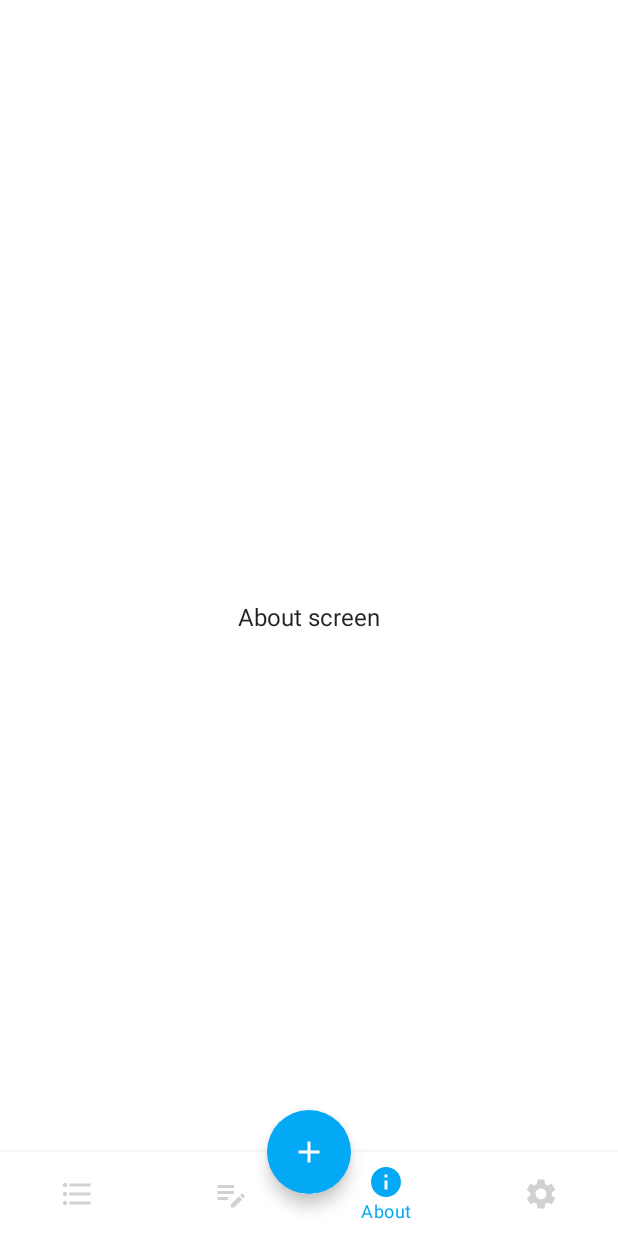
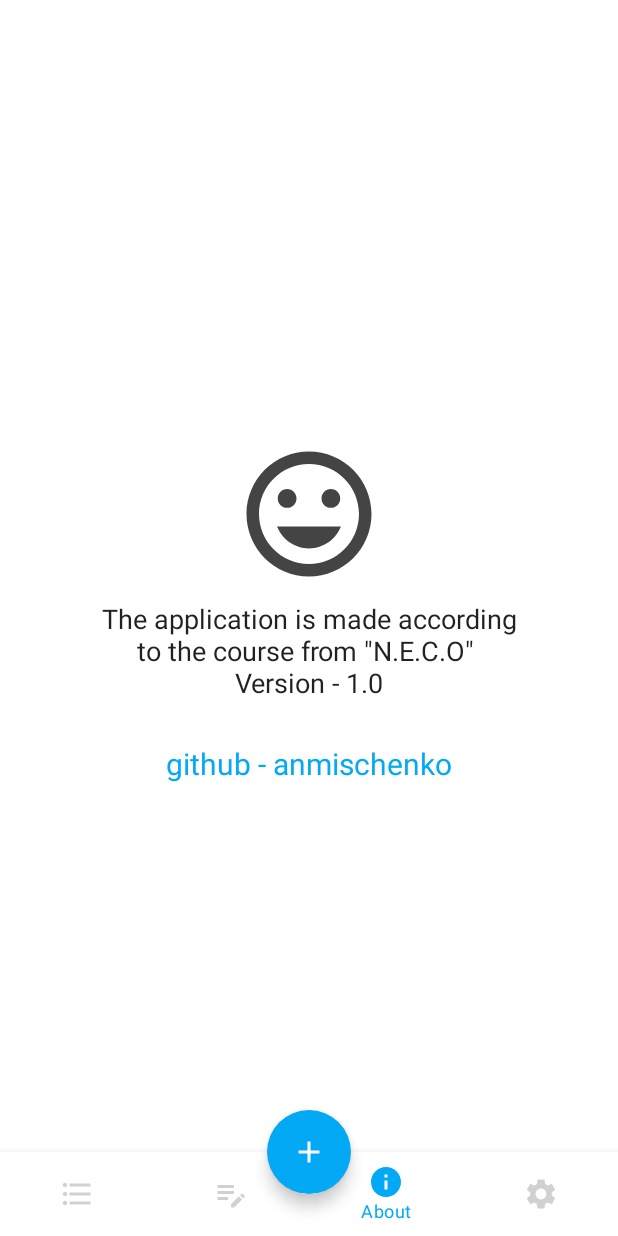
Before and after one commit to anmischenko/ShoppingList, an Android app built with Jetpack Compose: the AboutScreen screen opened through its navigation route, on a phone screen of 412 x 824 dp. Run offline under Robolectric (Android 15) with nearby library versions, the phone set to English and light mode, and no system bars; our stand-ins replace Dagger/Hilt's generated code.

Commit message:
Made note logic and Ui AboutScreen

```diff
--- a/app/src/main/java/com/example/shoppinglist/about_screen/AboutScreen.kt
+++ b/app/src/main/java/com/example/shoppinglist/about_screen/AboutScreen.kt
@@ -1,18 +1,60 @@
 package com.example.shoppinglist.about_screen
 
+import androidx.compose.foundation.clickable
+import androidx.compose.foundation.layout.Arrangement
+import androidx.compose.foundation.layout.Column
+import androidx.compose.foundation.layout.Spacer
 import androidx.compose.foundation.layout.fillMaxSize
-import androidx.compose.foundation.layout.wrapContentHeight
-import androidx.compose.foundation.layout.wrapContentWidth
+import androidx.compose.foundation.layout.height
+import androidx.compose.foundation.layout.padding
+import androidx.compose.foundation.layout.size
+import androidx.compose.material.Icon
 import androidx.compose.material.Text
 import androidx.compose.runtime.Composable
+import androidx.compose.ui.Alignment
 import androidx.compose.ui.Modifier
+import androidx.compose.ui.graphics.Color
+import androidx.compose.ui.platform.LocalUriHandler
+import androidx.compose.ui.res.painterResource
+import androidx.compose.ui.text.style.TextAlign
+import androidx.compose.ui.tooling.preview.Preview
+import androidx.compose.ui.unit.dp
+import androidx.compose.ui.unit.sp
+import com.example.shoppinglist.R
+import com.example.shoppinglist.ui.theme.BlueLight
 
+@Preview(showBackground = true)
 @Composable
 fun AboutScreen() {
-    Text(
-        text = "About screen",
-        modifier = Modifier.fillMaxSize()
-            .wrapContentWidth()
-            .wrapContentHeight()
-    )
+    val uriHandler = LocalUriHandler.current
+    Column(
+        modifier = Modifier.fillMaxSize(),
+        horizontalAlignment = Alignment.CenterHorizontally,
+        verticalArrangement = Arrangement.Center
+    ) {
+        Icon(
+            painter = painterResource(id = R.drawable.smile_icon),
+            contentDescription = "Smile",
+            tint = Color.DarkGray,
+            modifier = Modifier.size(100.dp)
+        )
+        Spacer(modifier = Modifier.height(10.dp))
+        Text(
+            text = "The application is made according\n" +
+                    "to the course from \"N.E.C.O\" \n" +
+                    "Version - 1.0\n",
+            textAlign = TextAlign.Center,
+            fontSize = 18.sp
+        )
+        Text(
+            modifier = Modifier
+                .padding(10.dp)
+                .clickable {
+                    uriHandler.openUri("https://github.com/anmischenko")
+                },
+            text = "github - anmischenko",
+            color = BlueLight,
+            fontSize = 20.sp
+        )
+    }
 }
--- a/app/src/main/java/com/example/shoppinglist/main_screen/MainScreenViewModel.kt
+++ b/app/src/main/java/com/example/shoppinglist/main_screen/MainScreenViewModel.kt
@@ -10,6 +10,7 @@ import com.example.shoppinglist.dialog.DialogEvent
 import com.example.shoppinglist.shopping_list_screen.ShoppingListEvent
 import com.example.shoppinglist.utils.Routes
 import com.example.shoppinglist.utils.UiEvent
+import com.example.shoppinglist.utils.getCurrentTime
 import dagger.hilt.android.lifecycle.HiltViewModel
 import kotlinx.coroutines.channels.Channel
 import kotlinx.coroutines.flow.receiveAsFlow
@@ -43,7 +44,7 @@ class MainScreenViewModel @Inject constructor(
                         ShoppingListItem(
                             null,
                             editableText.value,
-                            "12/12/2023 12:00",
+                            getCurrentTime(),
                             0,
                             0
 
--- a/app/src/main/java/com/example/shoppinglist/new_note_screen/NewNoteViewModel.kt
+++ b/app/src/main/java/com/example/shoppinglist/new_note_screen/NewNoteViewModel.kt
@@ -9,6 +9,7 @@ import androidx.lifecycle.viewModelScope
 import com.example.shoppinglist.data.NoteItem
 import com.example.shoppinglist.data.NoteRepository
 import com.example.shoppinglist.utils.UiEvent
+import com.example.shoppinglist.utils.getCurrentTime
 import dagger.hilt.android.lifecycle.HiltViewModel
 import kotlinx.coroutines.channels.Channel
 import kotlinx.coroutines.flow.receiveAsFlow
@@ -57,7 +58,7 @@ class NewNoteViewModel @Inject constructor(
                             noteItem?.id,
                             title,
                             description,
-                            "12/12/2023 12:00"
+                            noteItem?.time ?: getCurrentTime()
                         )
                     )
                     sentUiEvent(UiEvent.PopBackStack)
--- a/app/src/main/java/com/example/shoppinglist/shopping_list_screen/ShoppingListViewModel.kt
+++ b/app/src/main/java/com/example/shoppinglist/shopping_list_screen/ShoppingListViewModel.kt
@@ -8,6 +8,7 @@ import com.example.shoppinglist.data.ShoppingListRepository
 import com.example.shoppinglist.dialog.DialogEvent
 import com.example.shoppinglist.dialog.DialogController
 import com.example.shoppinglist.utils.UiEvent
+import com.example.shoppinglist.utils.getCurrentTime
 import dagger.hilt.android.lifecycle.HiltViewModel
 import kotlinx.coroutines.channels.Channel
 import kotlinx.coroutines.flow.receiveAsFlow
@@ -47,7 +48,7 @@ class ShoppingListViewModel @Inject constructor(
                         ShoppingListItem(
                             listItem?.id,
                             editableText.value,
-                            "12/12/2023 12:00",
+                            listItem?.time ?: getCurrentTime(),
                             listItem?.allItemsCount ?: 0,
                             listItem?.allSelectedItemsCount ?: 0
 
--- a/app/src/main/java/com/example/shoppinglist/shopping_list_screen/UiShoppingListItem.kt
+++ b/app/src/main/java/com/example/shoppinglist/shopping_list_screen/UiShoppingListItem.kt
@@ -26,6 +26,7 @@ import com.example.shoppinglist.R
 import com.example.shoppinglist.data.ShoppingListItem
 import com.example.shoppinglist.ui.theme.Green
 import com.example.shoppinglist.ui.theme.Red
+import com.example.shoppinglist.utils.ProgressHelper
 import com.example.shoppinglist.utils.Routes
 
 @Composable
@@ -82,7 +83,10 @@ fun UiShoppingListItem(
                     modifier = Modifier
                         .fillMaxWidth()
                         .padding(top = 5.dp),
-                    progress = 0.5f
+                    progress = ProgressHelper.getProgress(
+                        item.allItemsCount,
+                        item.allSelectedItemsCount
+                    )
                 )
             }
         }
--- /dev/null
+++ b/app/src/main/res/drawable/smile_icon.xml
@@ -0,0 +1,5 @@
+<vector android:height="24dp" android:tint="#FFFFFF"
+    android:viewportHeight="24" android:viewportWidth="24"
+    android:width="24dp" xmlns:android="http://schemas.android.com/apk/res/android">
+    <path android:fillColor="@android:color/white" android:pathData="M11.99,2C6.47,2 2,6.48 2,12s4.47,10 9.99,10C17.52,22 22,17.52 22,12S17.52,2 11.99,2zM12,20c-4.42,0 -8,-3.58 -8,-8s3.58,-8 8,-8 8,3.58 8,8 -3.58,8 -8,8zM15.5,11c0.83,0 1.5,-0.67 1.5,-1.5S16.33,8 15.5,8 14,8.67 14,9.5s0.67,1.5 1.5,1.5zM8.5,11c0.83,0 1.5,-0.67 1.5,-1.5S9.33,8 8.5,8 7,8.67 7,9.5 7.67,11 8.5,11zM12,17.5c2.33,0 4.31,-1.46 5.11,-3.5L6.89,14c0.8,2.04 2.78,3.5 5.11,3.5z"/>
+</vector>
```
Also changed, not shown: app/src/main/java/com/example/shoppinglist/utils/Extention.kt (added, +12 -0 lines), app/src/main/java/com/example/shoppinglist/utils/ProgressHelper.kt (added, +7 -0 lines).
